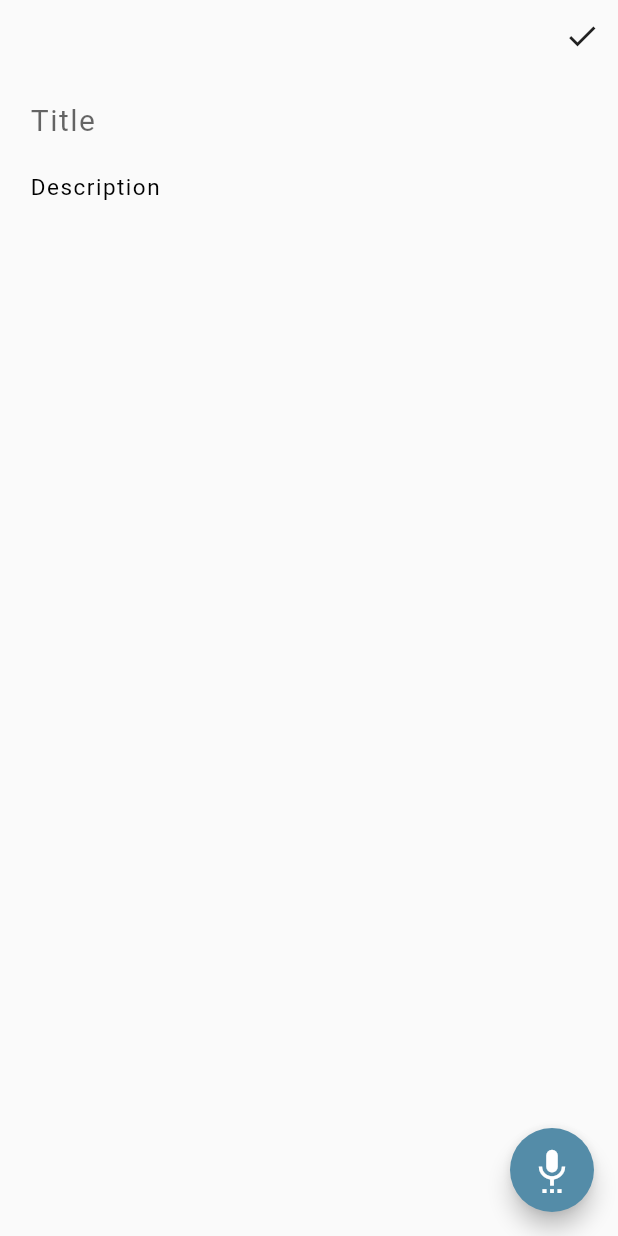
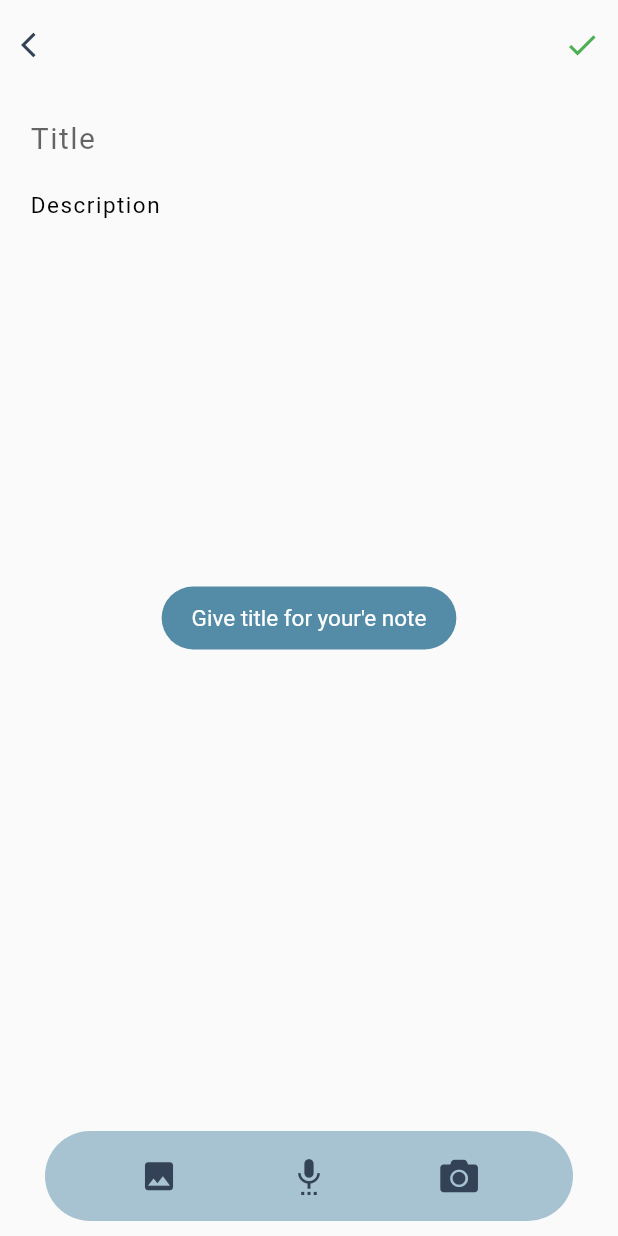
Before and after one commit to aryan-basu/Onepad, a Flutter app: the Notes screen opened directly, after a tap on the "check" icon, on a phone screen of 412 x 824 dp. Run offline on Flutter 3.47's test engine with Material 2 defaults, Android fonts, the phone set to English and light mode, and no system bars; our stand-ins replace cloud_firestore, firebase_auth, firebase_core, firebase_storage, font_awesome_flutter, google_fonts and 4 more; missing offline and left inert: flutter_facebook_login; accounts and stored records are empty; network calls fail; Roboto replaces fonts that are missing (Ubuntu).

Commit message:
Image and text notes

```diff
--- a/lib/Screens/Notes/notes.dart
+++ b/lib/Screens/Notes/notes.dart
@@ -1,6 +1,16 @@
+import 'package:cloud_firestore/cloud_firestore.dart';
+import 'package:firebase_storage/firebase_storage.dart';
 import 'package:flutter/material.dart';
+import 'package:font_awesome_flutter/font_awesome_flutter.dart';
 import 'package:google_fonts/google_fonts.dart';
+import 'package:image_picker/image_picker.dart';
+import 'package:intl/intl.dart';
 import 'package:onepad/Helpers/colorhelper.dart';
+import 'package:onepad/Screens/HomeScreen/homeScreen.dart';
+import 'package:onepad/Services/const.dart';
+import 'package:toast/toast.dart';
+import 'package:path/path.dart';
+import 'dart:io';
 
 class Notes extends StatefulWidget {
   @override
@@ -8,30 +18,98 @@ class Notes extends StatefulWidget {
 }
 
 class _NotesState extends State<Notes> {
+  String returnMonth(DateTime date) {
+    return new DateFormat.MMMM().format(date);
+  }
+
+  PickedFile image;
+
+  void gallery() async {
+    final _userimage =
+        await ImagePicker().pickImage(source: ImageSource.gallery);
+    setState(() {
+      image = PickedFile(_userimage.path);
+    });
+  }
+
+  void camera() async {
+    final _userimage =
+        await ImagePicker().pickImage(source: ImageSource.camera);
+    setState(() {
+      image = PickedFile(_userimage.path);
+    });
+  }
+
+  uploadimage() async {
+    String fileName = basename(image.path); //Get File Name - Or set one
+    Reference firebaseStorageRef =
+        FirebaseStorage.instance.ref().child('uploads/$fileName');
+    TaskSnapshot uploadTask =
+        await firebaseStorageRef.putFile(File(image.path));
+    String url = await uploadTask.ref.getDownloadURL();
+    return url;
+  }
+
   String title;
   String des;
-
+  var currentDate = DateTime.now();
+  TextEditingController titlecontroller = TextEditingController();
+  TextEditingController descontroller = TextEditingController();
   @override
   Widget build(BuildContext context) {
     return SafeArea(
       child: Scaffold(
-        floatingActionButton: FloatingActionButton(
-          onPressed: () {},
-          backgroundColor: lightcolor,
-          child: Icon(
-            Icons.settings_voice,
-            size: 30,
-          ),
-        ),
-        body: SingleChildScrollView(
-          child: Container(
+        body: Container(
           child: Column(
             children: [
-                Row(
+              Container(
+                height: 60,
+                child: Row(
                   children: [
+                    IconButton(
+                      onPressed: () {
+                        Navigator.push(context,
+                            MaterialPageRoute(builder: (b) => HomeScreen()));
+                      },
+                      icon: Icon(Icons.arrow_back_ios),
+                      color: darkcolor,
+                      iconSize: 20,
+                    ),
                     Spacer(),
-                    IconButton(onPressed: () {}, icon: Icon(Icons.check))
+                    IconButton(
+                      onPressed: () {
+                        titlecontroller.text.isEmpty
+                            ? Toast.show("Give title for your'e note", context,
+                                duration: Toast.LENGTH_LONG,
+                                backgroundColor: lightcolor,
+                                textColor: Colors.white,
+                                gravity: Toast.CENTER)
+                            : uploadimage().then((url) {
+                                FirebaseFirestore.instance
+                                    .collection('Notes')
+                                    .doc(Onepad.sharedPreferences
+                                        .getString('uid'))
+                                    .set({
+                                  'title': titlecontroller.text.toString(),
+                                  'description': descontroller.text.toString(),
+                                  'created':
+                                      '${currentDate.day} ${returnMonth(DateTime.now())}',
+                                  'image': url,
+                                }).whenComplete(() {
+                                  Toast.show(
+                                      "Your'e notes has been created", context,
+                                      duration: Toast.LENGTH_LONG,
+                                      backgroundColor: lightcolor,
+                                      textColor: Colors.white,
+                                      gravity: Toast.CENTER);
+                                });
+                              });
+                      },
+                      icon: Icon(Icons.check),
+                      color: Colors.green,
+                    )
                   ],
+                ),
               ),
               Padding(
                 padding: const EdgeInsets.all(20.0),
@@ -39,6 +117,7 @@ class _NotesState extends State<Notes> {
                   child: Column(
                     children: [
                       TextFormField(
+                        controller: titlecontroller,
                         cursorColor: darktextcolor,
                         decoration: InputDecoration.collapsed(
                           hintText: "Title",
@@ -51,10 +130,20 @@ class _NotesState extends State<Notes> {
                           title = val;
                         },
                       ),
-                        Container(
+                      image != null
+                          ? Container(
+                              height: MediaQuery.of(context).size.height / 1.5,
+                              width: MediaQuery.of(context).size.width / 2,
+                              decoration: BoxDecoration(
+                                  image: DecorationImage(
+                                image: FileImage(File(image.path)),
+                              )),
+                            )
+                          : Container(
                               height: MediaQuery.of(context).size.height * 0.75,
                               padding: const EdgeInsets.only(top: 12.0),
                               child: TextFormField(
+                                controller: descontroller,
                                 onChanged: (val) {
                                   des = val;
                                 },
@@ -62,11 +151,11 @@ class _NotesState extends State<Notes> {
                                 cursorColor: darktextcolor,
                                 decoration: InputDecoration(
                                   focusedBorder: UnderlineInputBorder(
-                                  borderSide:
-                                      BorderSide(color: Colors.transparent)),
+                                      borderSide: BorderSide(
+                                          color: Colors.transparent)),
                                   enabledBorder: UnderlineInputBorder(
-                                  borderSide:
-                                      BorderSide(color: Colors.transparent)),
+                                      borderSide: BorderSide(
+                                          color: Colors.transparent)),
                                   hintText: "Description",
                                   hintStyle: GoogleFonts.ubuntu(
                                       fontSize: 15,
@@ -79,31 +168,58 @@ class _NotesState extends State<Notes> {
                   ),
                 ),
               ),
+              Flexible(
+                child: Container(
+                  child: Column(
+                    mainAxisAlignment: MainAxisAlignment.end,
+                    children: [
+                      Padding(
+                        padding: const EdgeInsets.only(left: 30.0, right: 30),
+                        child: Container(
+                          height: 60,
+                          decoration: BoxDecoration(
+                              borderRadius: BorderRadius.circular(40),
+                              color: lightcolor.withOpacity(0.5)),
+                          child: Row(
+                            mainAxisAlignment: MainAxisAlignment.spaceEvenly,
+                            children: [
+                              IconButton(
+                                onPressed: () {
+                                  gallery();
+                                },
+                                icon: Icon(Icons.image),
+                                color: darkcolor,
+                                iconSize: 25,
+                              ),
+                              IconButton(
+                                onPressed: () {},
+                                icon: Icon(Icons.settings_voice),
+                                color: darkcolor,
+                                iconSize: 25,
+                              ),
+                              IconButton(
+                                onPressed: () {
+                                  camera();
+                                },
+                                icon: Icon(FontAwesomeIcons.camera),
+                                color: darkcolor,
+                                iconSize: 25,
+                              )
                             ],
                           ),
+                        ),
+                      ),
+                    ],
+                  ),
+                ),
+              ),
+              SizedBox(
+                height: 10,
+              ),
+            ],
           ),
         ),
       ),
     );
   }
-
-  // void add() async {
-  //   // save to db
-  //   CollectionReference ref = FirebaseFirestore.instance
-  //       .collection('users')
-  //       .doc(FirebaseAuth.instance.currentUser.uid)
-  //       .collection('notes');
-
-  //   var data = {
-  //     'title': title,
-  //     'description': des,
-  //     'created': DateTime.now(),
-  //   };
-
-  //   ref.add(data);
-
-  //   //
-
-  //   Navigator.pop(context);
-  // }
 }
--- a/lib/Screens/SignInScreen/SignInScreen.dart
+++ b/lib/Screens/SignInScreen/SignInScreen.dart
@@ -8,6 +8,7 @@ import 'package:onepad/Helpers/colorhelper.dart';
 import 'package:onepad/Helpers/helpers.dart';
 import 'package:onepad/Screens/Errors/LoadDialog.dart';
 import 'package:onepad/Screens/HomeScreen/homeScreen.dart';
+import 'package:onepad/Screens/Profile/userprofile.dart';
 import 'package:onepad/Screens/SingupScreen/SignupScreen.dart';
 
 import 'package:onepad/Services/const.dart';
@@ -71,7 +72,8 @@ class _SignInScreenState extends State<SignInScreen> {
             FacebookAuthProvider.credential(_accessToken.token);
 
         _firebaseAuth.signInWithCredential(fbcredential).then((fbuser) {
-          Onepad.sharedPreferences.setString('username', fbuser.user.displayName);
+          Onepad.sharedPreferences
+              .setString('username', fbuser.user.displayName);
           Onepad.sharedPreferences.setString('email', fbuser.user.email);
           print("SUZZESS");
 
--- a/pubspec.yaml
+++ b/pubspec.yaml
@@ -29,9 +29,13 @@ dependencies:
   firebase_core: ^1.3.0
   firebase_storage: ^9.0.0
   flutter_facebook_login: ^3.0.0
+  font_awesome_flutter: ^9.1.0
   google_fonts: ^2.1.0
   google_sign_in: ^5.0.4
+  image_picker: ^0.8.2
+  intl: ^0.17.0
   shared_preferences: ^2.0.6
+  toast: ^0.1.5
 
 dev_dependencies:
   flutter_test:
```
Also changed, not shown: lib/Screens/Profile/profilesettings.dart (+6 -10 lines), lib/Screens/Profile/userprofile.dart (+18 -15 lines), pubspec.lock. Lines whose indentation alone changed are shown as unchanged.
